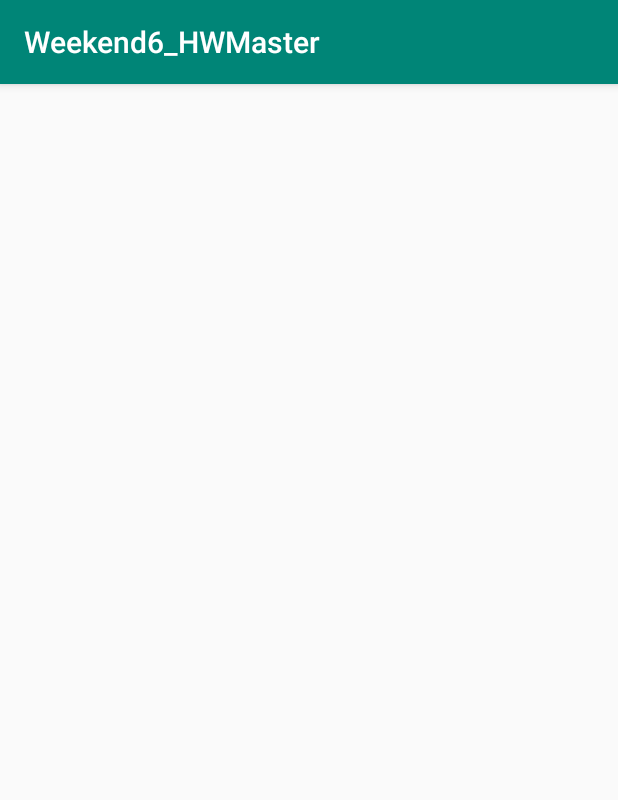
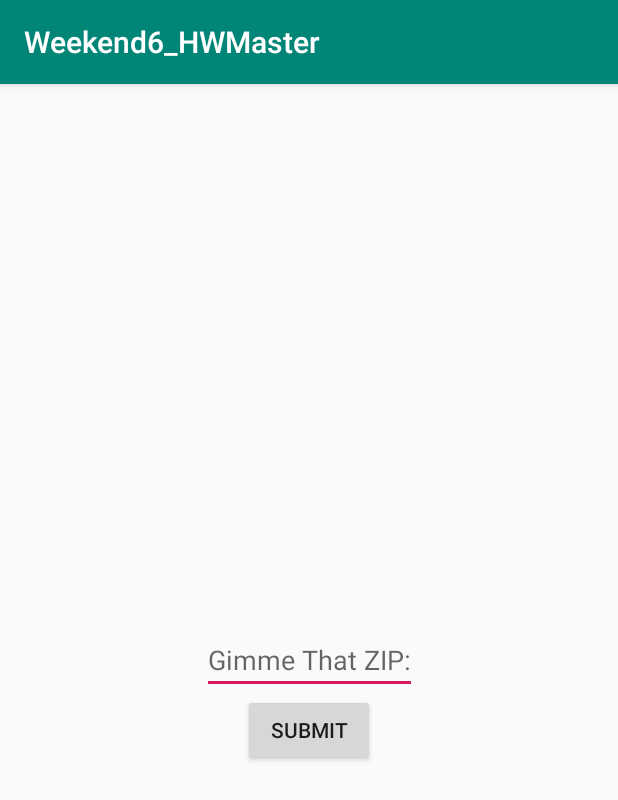
Before and after one commit to taggart-jacob/Weekend6_HWMaster, an Android app: the screen it shows after launch (MainActivity), on a phone screen of 412 x 824 dp. Shown: the top 800 px of the screen. Run offline under Robolectric (Android 15) with nearby library versions, the phone set to English and light mode, and no system bars.

Commit message:
SharedPreferences working; made tweaks to layout; more to come

```diff
--- a/app/src/main/java/com/example/weekend6_hwmaster/ForecastRVAdapter.kt
+++ b/app/src/main/java/com/example/weekend6_hwmaster/ForecastRVAdapter.kt
@@ -32,7 +32,7 @@ class ForecastRVAdapter(val listWeather: List<X>): RecyclerView.Adapter<Forecast
     }
 
     fun celsiusToFahrenheit(celsius: Int): Int {
-        return (9 / 5 * celsius + 32)
+        return ((celsius * 9.0f / 5.0f) + 32.0f).toInt()
     }
 
     fun kelvinToCelsius(kelvin: Float): Int {
--- a/app/src/main/java/com/example/weekend6_hwmaster/MainActivity.kt
+++ b/app/src/main/java/com/example/weekend6_hwmaster/MainActivity.kt
@@ -1,13 +1,15 @@
 package com.example.weekend6_hwmaster
 
+import android.content.Context
+import android.content.Intent
 import android.content.SharedPreferences
 import androidx.appcompat.app.AppCompatActivity
 import android.os.Bundle
 import android.util.Log
+import android.view.View
 import android.widget.LinearLayout
 import android.widget.TextView
 import androidx.recyclerview.widget.LinearLayoutManager
-import androidx.recyclerview.widget.RecyclerView
 import com.example.weekend6_hwmaster.currentweatherobjects.WeatherObject
 import com.example.weekend6_hwmaster.forecastweatherobject.ForecastObject
 import kotlinx.android.synthetic.main.activity_main.*
@@ -17,8 +19,8 @@ import retrofit2.Response
 
 class MainActivity : AppCompatActivity() {
 
+    val PREFS_FILENAME = "prefs"
     var prefs: SharedPreferences? = null
-    val PREFS_FILENAME = "com.weekend6_hwmaster.prefs"
     override fun onCreate(savedInstanceState: Bundle?) {
         super.onCreate(savedInstanceState)
         setContentView(R.layout.activity_main)
@@ -26,14 +28,19 @@ class MainActivity : AppCompatActivity() {
         val layout: LinearLayout = findViewById(R.id.layoutCurrentTemp)
         val tvCurrentTemp: TextView = findViewById(R.id.tvCurrentTemperature)
         val tvCity: TextView = findViewById(R.id.tvCity)
-        prefs = this.getSharedPreferences(PREFS_FILENAME, 0)
+        prefs = this.getSharedPreferences(PREFS_FILENAME, Context.MODE_PRIVATE)
+        val strSharedZip: String? = prefs!!.getString("zip", "NO ZIP FOUND")
 
-        /*if (prefs!=null){
-            strSharedZip: String? = this.prefs.getString("zip", "NO ZIP FOUND")
-        }*/
+        if (!strSharedZip.equals("NO ZIP FOUND")) {
+            layout.visibility = View.VISIBLE
+            rvForecast.visibility = View.VISIBLE
+            tvCity.visibility = View.VISIBLE
+            btnSubmit.visibility = View.GONE
+            etZip.visibility = View.GONE
+
             val retrofitWeather = RetrofitWeather()
 
-        retrofitWeather.getCurrentWeatherService().getCurrentWeather("46278", "3374a45035c536c09672b99863edb72b")
+            retrofitWeather.getCurrentWeatherService().getCurrentWeather(strSharedZip!!, "3374a45035c536c09672b99863edb72b")
                 .enqueue(
                     object : Callback<WeatherObject> {
                         override fun onFailure(call: Call<WeatherObject>, t: Throwable) {
@@ -45,27 +52,33 @@ class MainActivity : AppCompatActivity() {
                             Log.d("TAG", weatherResponse?.main?.temp.toString())
                             val kelvin = weatherResponse?.main?.temp
                             val celsius: Int? = kelvinToCelsius(kelvin!!).toInt()
+                            Log.d("TAG", celsius.toString())
                             val farenheit: Int? = celsiusToFahrenheit(celsius!!)
                             Log.d("TAG", farenheit.toString())
                             tvCurrentTemp.text = farenheit.toString() + "º"
-                        if (farenheit!! >= 80){
+                            if (farenheit!! >= 80) {
                                 layout.setBackgroundColor(resources.getColor(R.color.color_hot))
-                        } else if ((80 > farenheit) && (farenheit >= 60)){
+                            } else if ((80 > farenheit) && (farenheit >= 60)) {
                                 layout.setBackgroundColor(resources.getColor(R.color.color_warm))
-                        }
-                        else if ((60 > farenheit) && (farenheit >= 40)){
+                            } else if ((60 > farenheit) && (farenheit >= 40)) {
                                 layout.setBackgroundColor(resources.getColor(R.color.cool_blue))
-                        } else{
+                            } else {
                                 layout.setBackgroundColor(resources.getColor(R.color.cold_blue))
                             }
-
+                            if (weatherResponse.clouds!!.all !!<= 35){
+                                imgCondition.setImageResource(R.mipmap.ic_sunny_round)
+                            } else if((weatherResponse.clouds!!.all !! > 35) && (weatherResponse.clouds!!.all !!<65)){
+                                imgCondition.setImageResource(R.drawable.partlycloudy)
+                            } else{
+                                imgCondition.setImageResource(R.drawable.rainclouds)
+                            }
                         }
 
                     }
                 )
 
-        retrofitWeather.getFiveDayForecast().getForecast("46278", "3374a45035c536c09672b99863edb72b")
-            .enqueue(object: Callback<ForecastObject>{
+            retrofitWeather.getFiveDayForecast().getForecast(strSharedZip, "3374a45035c536c09672b99863edb72b")
+                .enqueue(object : Callback<ForecastObject> {
                     override fun onFailure(call: Call<ForecastObject>, t: Throwable) {
                         Log.d("TAG", t.message)
                     }
@@ -79,26 +92,32 @@ class MainActivity : AppCompatActivity() {
 
                 })
 
+        } else{
+            layout.visibility = View.INVISIBLE
+            rvForecast.visibility = View.INVISIBLE
+            tvCity.visibility = View.INVISIBLE
+            btnSubmit.visibility = View.VISIBLE
+            etZip.visibility = View.VISIBLE
+        }
     }
 
-    fun celsiusToFahrenheit(celsius: Int): Int{
-        return (9 / 5 * celsius + 32)
+
+    fun celsiusToFahrenheit(celsius: Int): Int {
+        return ((celsius * 9.0f / 5.0f) + 32.0f).toInt()
     }
 
     fun kelvinToCelsius(kelvin: Float): Float {
         return (kelvin - 273.15).toFloat()
     }
-    /*fun onClick(strZip: String? = etZip.text.toString()) {
-        val editor = prefs?.edit()
-        if (strZip == null){
-            etZip.setHint("YOU NEED TO ENTER ZIP")
-        } else{
-            editor?.putString("zip", strZip)
-            editor?.apply()
+    public fun onClick(view: View){
+        val strZipCode: String = etZip.text.toString()
+        val editor: SharedPreferences.Editor = prefs!!.edit()
+        editor.putString("zip", strZipCode)
+        editor.apply()
+        startActivity(Intent(view.context, this::class.java))
     }
-    }*/
 
-    fun populateRVForecast(forecastObject: ForecastObject){
+    fun populateRVForecast(forecastObject: ForecastObject) {
 
         val layoutManager = LinearLayoutManager(this)
         val adapter = ForecastRVAdapter(forecastObject.list)
--- /dev/null
+++ b/app/src/main/res/drawable/ic_launcher_foreground.xml
@@ -0,0 +1,13 @@
+<vector xmlns:android="http://schemas.android.com/apk/res/android"
+    android:width="108dp"
+    android:height="108dp"
+    android:viewportWidth="41.37931"
+    android:viewportHeight="41.37931"
+    android:tint="#F0E712">
+  <group android:translateX="8.689655"
+      android:translateY="8.689655">
+      <path
+          android:fillColor="#FF000000"
+          android:pathData="M6.76,4.84l-1.8,-1.79 -1.41,1.41 1.79,1.79 1.42,-1.41zM4,10.5L1,10.5v2h3v-2zM13,0.55h-2L11,3.5h2L13,0.55zM20.45,4.46l-1.41,-1.41 -1.79,1.79 1.41,1.41 1.79,-1.79zM17.24,18.16l1.79,1.8 1.41,-1.41 -1.8,-1.79 -1.4,1.4zM20,10.5v2h3v-2h-3zM12,5.5c-3.31,0 -6,2.69 -6,6s2.69,6 6,6 6,-2.69 6,-6 -2.69,-6 -6,-6zM11,22.45h2L13,19.5h-2v2.95zM3.55,18.54l1.41,1.41 1.79,-1.8 -1.41,-1.41 -1.79,1.8z"/>
+  </group>
+</vector>
--- a/app/src/main/res/layout/activity_main.xml
+++ b/app/src/main/res/layout/activity_main.xml
@@ -17,14 +17,27 @@
             android:id="@+id/layoutCurrentTemp"
             android:layout_width="match_parent"
             android:layout_height="220dp"
+            android:orientation="horizontal"
+            android:gravity="center"
             app:layout_constraintTop_toBottomOf="@id/tvCity"
             app:layout_constraintLeft_toLeftOf="parent"
             app:layout_constraintRight_toRightOf="parent">
 
+        <ImageView
+                android:contentDescription=""
+                android:id="@+id/imgCondition"
+                android:layout_width="100dp"
+                android:layout_height="100dp"
+                android:layout_gravity="center"
+                android:layout_margin="10dp"
+        />
+
         <TextView
                 android:id="@+id/tvCurrentTemperature"
                 android:layout_width="wrap_content"
-                android:textSize="50sp"
+                android:textSize="100sp"
+                android:layout_margin="10dp"
+                android:layout_gravity="center"
                 android:layout_height="wrap_content"
         />
 
@@ -41,12 +54,15 @@
             app:layout_constraintTop_toTopOf="parent"
             android:visibility="invisible"/>
 
-    <Button android:layout_width="wrap_content"
+    <Button
+            android:id="@+id/btnSubmit"
+            android:layout_width="wrap_content"
             android:layout_height="wrap_content"
             app:layout_constraintTop_toBottomOf="@id/etZip"
             app:layout_constraintRight_toRightOf="parent"
             app:layout_constraintLeft_toLeftOf="parent"
             android:text="Submit"
+            android:onClick="onClick"
             android:visibility="invisible"/>
 
 
--- /dev/null
+++ b/app/src/main/res/mipmap-anydpi-v26/ic_sunny.xml
@@ -0,0 +1,5 @@
+<?xml version="1.0" encoding="utf-8"?>
+<adaptive-icon xmlns:android="http://schemas.android.com/apk/res/android">
+    <background android:drawable="@color/ic_launcher_background"/>
+    <foreground android:drawable="@drawable/ic_launcher_foreground"/>
+</adaptive-icon>
--- /dev/null
+++ b/app/src/main/res/mipmap-anydpi-v26/ic_sunny_round.xml
@@ -0,0 +1,5 @@
+<?xml version="1.0" encoding="utf-8"?>
+<adaptive-icon xmlns:android="http://schemas.android.com/apk/res/android">
+    <background android:drawable="@color/ic_launcher_background"/>
+    <foreground android:drawable="@drawable/ic_launcher_foreground"/>
+</adaptive-icon>
--- /dev/null
+++ b/app/src/main/res/values/ic_launcher_background.xml
@@ -0,0 +1,4 @@
+<?xml version="1.0" encoding="utf-8"?>
+<resources>
+    <color name="ic_launcher_background">#26A69A</color>
+</resources>
```
Also changed, not shown: app/src/main/ic_sunny-web.png (added), app/src/main/res/mipmap-hdpi/ic_sunny.png (added), app/src/main/res/mipmap-hdpi/ic_sunny_round.png (added), app/src/main/res/mipmap-mdpi/ic_sunny.png (added), app/src/main/res/mipmap-mdpi/ic_sunny_round.png (added), app/src/main/res/mipmap-xhdpi/ic_sunny.png (added), app/src/main/res/mipmap-xhdpi/ic_sunny_round.png (added), app/src/main/res/mipmap-xxhdpi/ic_sunny.png (added), app/src/main/res/mipmap-xxhdpi/ic_sunny_round.png (added), app/src/main/res/mipmap-xxxhdpi/ic_sunny.png (added), app/src/main/res/mipmap-xxxhdpi/ic_sunny_round.png (added). Lines whose indentation alone changed are shown as unchanged.
